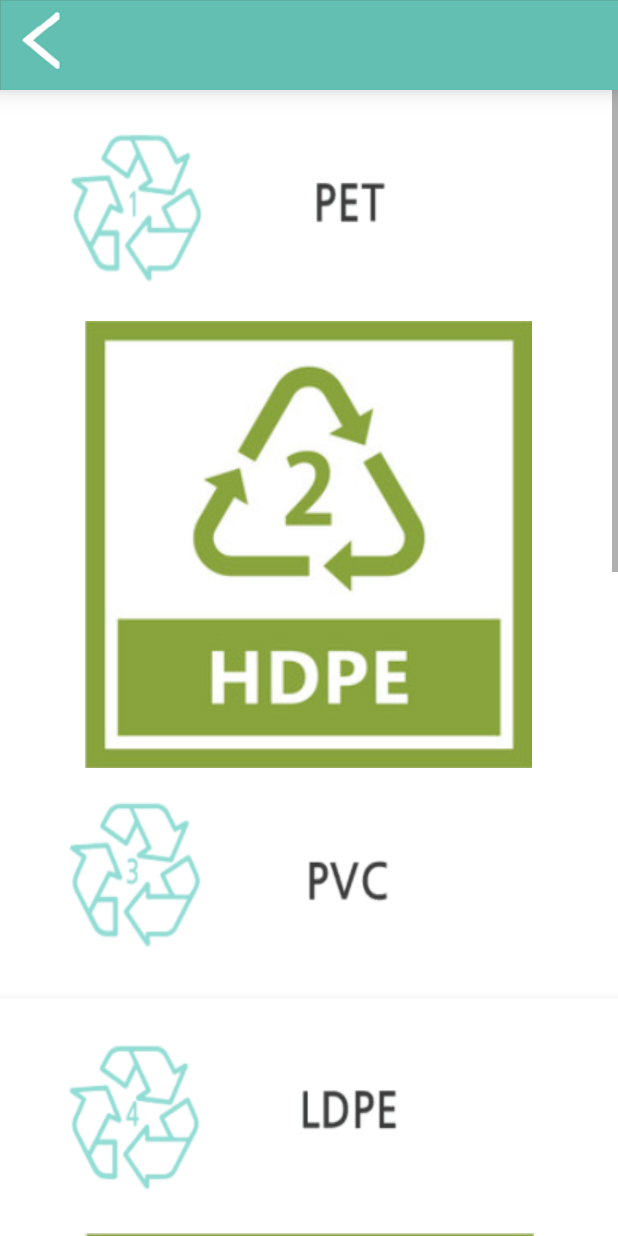
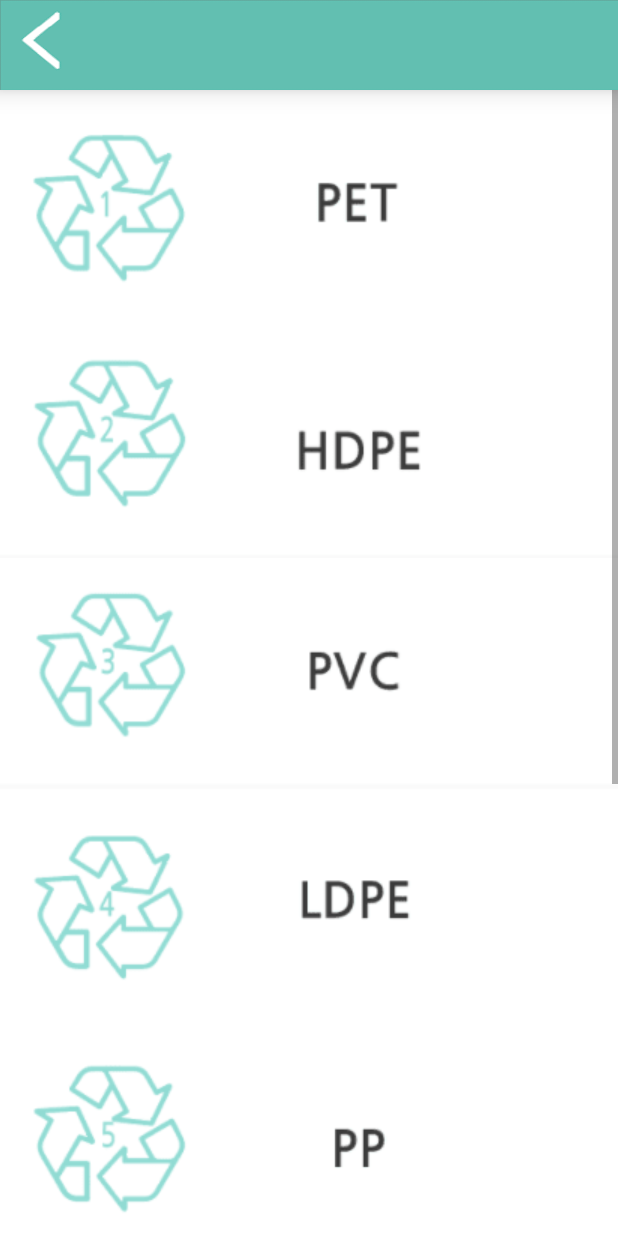
Before and after one commit to kunyoungPark/Re_easy, an Android app: the Plastic screen opened directly, with no data from a screen before it, on a phone screen of 412 x 824 dp. Run offline under Robolectric (Android 15) with nearby library versions, the phone set to English and light mode, and no system bars.

Commit message:
plastic home btn edit

```diff
--- a/app/src/main/res/layout/plastic_home.xml
+++ b/app/src/main/res/layout/plastic_home.xml
@@ -30,11 +30,10 @@
             android:gravity="center">
         <ImageButton
             android:id="@+id/imageButton"
-            android:layout_width="wrap_content"
+            android:layout_width="match_parent"
             android:layout_height="wrap_content"
             app:srcCompat="@drawable/p1"
             android:background="#FFFFFFFF"
-            android:scaleType="fitXY"
             android:layout_weight="1" />
 
         <ImageButton
@@ -43,7 +42,6 @@
             android:layout_height="wrap_content"
             app:srcCompat="@drawable/p2"
             android:background="#FFFFFFFF"
-            android:scaleType="fitXY"
             android:layout_weight="1"/>
 
 
@@ -54,7 +52,6 @@
             android:layout_height="wrap_content"
             app:srcCompat="@drawable/p3"
             android:background="#FFFFFFFF"
-            android:scaleType="fitXY"
             android:layout_weight="1"/>
 
         <ImageButton
@@ -63,7 +60,6 @@
             android:layout_height="wrap_content"
             app:srcCompat="@drawable/p4"
             android:background="#FFFFFFFF"
-            android:scaleType="fitXY"
             android:layout_weight="1"/>
 
 
@@ -73,7 +69,6 @@
             android:layout_height="wrap_content"
             app:srcCompat="@drawable/p5"
             android:background="#FFFFFFFF"
-            android:scaleType="fitXY"
             android:layout_weight="1"/>
 
         <ImageButton
@@ -82,7 +77,6 @@
             android:layout_height="wrap_content"
             app:srcCompat="@drawable/p6"
             android:background="#FFFFFFFF"
-            android:scaleType="fitXY"
             android:layout_weight="1"/>
 
 
@@ -93,7 +87,6 @@
             android:layout_height="wrap_content"
             app:srcCompat="@drawable/p7"
             android:background="#FFFFFFFF"
-            android:scaleType="fitXY"
             android:layout_weight="1"/>
 
         <ImageButton
@@ -102,7 +95,6 @@
             android:layout_height="wrap_content"
             android:layout_weight="1"
             android:background="#FFFFFFFF"
-            android:scaleType="fitXY"
             app:srcCompat="@drawable/p7"
             tools:visibility="invisible" />
         </LinearLayout>
```
Also changed, not shown: app/src/main/res/drawable-v24/p2.png, app/src/main/res/drawable-v24/p5.png, app/src/main/res/drawable-v24/p7.png.
